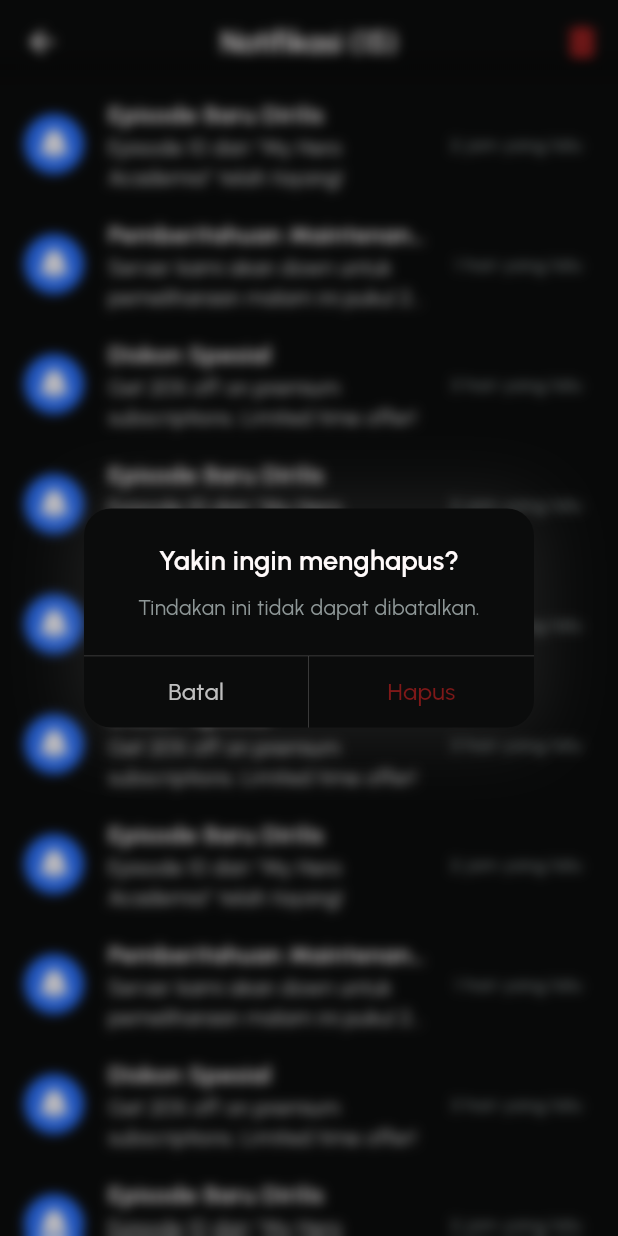
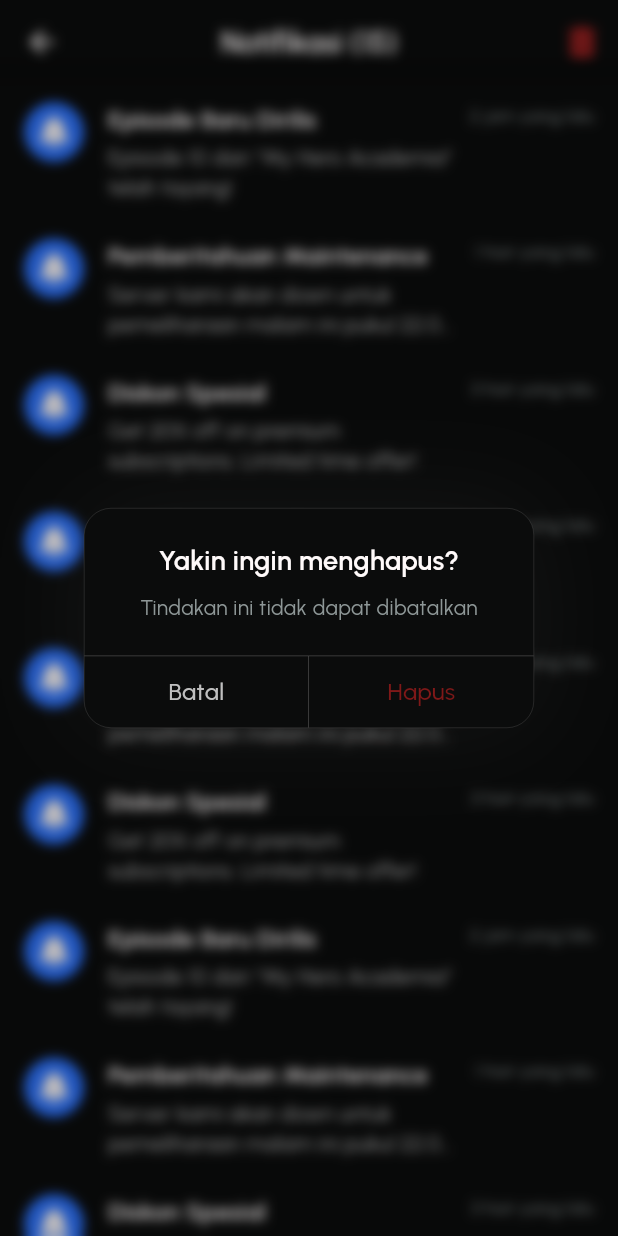
Before and after one commit to kudanilll/kunime, a Flutter app: the NotificationScreen screen opened by its route, after a tap on an icon or button, on a phone screen of 412 x 824 dp. Run offline on Flutter 3.47's test engine with Material 3 defaults, Android fonts, the phone set to English and light mode, and no system bars; our stand-ins replace cached_network_image, card_swiper, flutter_riverpod, flutter_svg, go_router, shared_preferences; accounts and stored records are empty; network calls fail.

Commit message:
style: improve UI styling and polish across multiple screens
- Add subtle border and adjust shadow to dialog cards for better visual hierarchy
- Adjust padding in recommendation list to account for bottom system insets
- Enhance app bar gradient stops, font weight, and add tooltip to notification button
- Update search screen empty state text and styling
- Refine notification screen UI with improved empty state, dialog messages, and list item layout
- Add tooltips and adjust dismissible background color for better UX

Signed-off-by: Achmad Daniel Syahputra <achmad24daniel@gmail.com>

```diff
--- a/lib/core/overlays/dialog_overlay.dart
+++ b/lib/core/overlays/dialog_overlay.dart
@@ -67,11 +67,15 @@ class _DialogCard extends StatelessWidget {
         decoration: BoxDecoration(
           color: AppColors.background,
           borderRadius: BorderRadius.circular(18),
+          border: Border.all(
+            color: AppColors.white.withValues(alpha: 0.25),
+            width: 0.3,
+          ),
           boxShadow: [
             BoxShadow(
-              color: AppColors.white.withValues(alpha: 0.10),
-              blurRadius: 40,
-              spreadRadius: 4,
+              color: AppColors.white.withValues(alpha: 0.05),
+              blurRadius: 60,
+              spreadRadius: 1,
             ),
           ],
         ),
--- a/lib/features/home/presentation/screens/search_screen.dart
+++ b/lib/features/home/presentation/screens/search_screen.dart
@@ -1,5 +1,6 @@
 import 'package:flutter/material.dart';
 import 'package:flutter_riverpod/flutter_riverpod.dart';
+import 'package:kunime/core/themes/app_colors.dart';
 import 'package:kunime/core/themes/app_tokens.dart';
 import 'package:kunime/core/widgets/card.dart';
 import 'package:kunime/core/widgets/svg_icon.dart';
@@ -83,7 +84,7 @@ class _SearchScreenState extends ConsumerState<SearchScreen> {
                 AppTokens.background.withValues(alpha: 0.9),
                 Colors.transparent,
               ],
-              stops: const [0.0, 0.6, 1.0],
+              stops: const [0.0, 0.7, 1.0],
             ),
           ),
         ),
@@ -157,8 +158,8 @@ class _SearchScreenState extends ConsumerState<SearchScreen> {
       if (state.history.isEmpty) {
         return const Center(
           child: Text(
-            'Cari Anime',
-            style: TextStyle(color: AppTokens.onSecondary, fontSize: 14),
+            'Riwayat Pencarian Kosong',
+            style: TextStyle(fontSize: 16, color: AppColors.neutral400),
           ),
         );
       }
--- a/lib/features/home/presentation/sections/ongoing/widgets/recomendation_anime_list.dart
+++ b/lib/features/home/presentation/sections/ongoing/widgets/recomendation_anime_list.dart
@@ -65,7 +65,9 @@ class RecommendationAnimeList extends StatelessWidget {
             return ListView.builder(
               itemCount: items.length,
               shrinkWrap: true,
-              padding: EdgeInsets.zero,
+              padding: EdgeInsets.only(
+                bottom: MediaQuery.of(context).padding.bottom,
+              ),
               physics: const NeverScrollableScrollPhysics(),
               itemBuilder: (context, index) {
                 final a = items[index];
--- a/lib/features/home/presentation/widgets/home_top_bar.dart
+++ b/lib/features/home/presentation/widgets/home_top_bar.dart
@@ -25,14 +25,14 @@ class HomeTopBar extends StatelessWidget implements PreferredSizeWidget {
               AppTokens.background.withValues(alpha: 0.9),
               Colors.transparent,
             ],
-            stops: const [0.0, 0.6, 1.0],
+            stops: const [0.0, 0.7, 1.0],
           ),
         ),
       ),
       elevation: 0,
       title: const Text(
         'Kunime',
-        style: TextStyle(fontSize: 20, fontWeight: FontWeight.w500),
+        style: TextStyle(fontSize: 20, fontWeight: FontWeight.w700),
       ),
       titleSpacing: 0,
       leading: SvgIcon.logo(24, AppColors.white).iconButton,
@@ -40,6 +40,7 @@ class HomeTopBar extends StatelessWidget implements PreferredSizeWidget {
         Padding(
           padding: const EdgeInsets.only(right: 16),
           child: IconButton(
+            tooltip: 'Notifikasi',
             icon: Badge.count(
               count: 3,
               backgroundColor: AppColors.blue500,
--- a/lib/features/notification/presentation/screens/notification_screen.dart
+++ b/lib/features/notification/presentation/screens/notification_screen.dart
@@ -1,5 +1,4 @@
 import 'package:flutter/material.dart';
-import 'package:flutter/services.dart';
 import 'package:kunime/core/overlays/dialog_overlay.dart';
 import 'package:kunime/core/themes/app_colors.dart';
 import 'package:kunime/core/themes/app_tokens.dart';
@@ -98,10 +97,13 @@ class _NotificationScreenState extends State<NotificationScreen> {
   ];
 
   void _clearAllNotifications() {
+    if (notifications.isEmpty) {
+      return;
+    }
     DialogOverlay.show(
       context,
       title: 'Yakin ingin menghapus?',
-      message: 'Tindakan ini tidak dapat dibatalkan.',
+      message: 'Tindakan ini tidak dapat dibatalkan',
       actions: [
         DialogAction(
           label: 'Batal',
@@ -117,8 +119,9 @@ class _NotificationScreenState extends State<NotificationScreen> {
               Toast.show(
                 context,
                 title: 'Notifikasi',
-                message: 'Semua notifikasi telah dihapus.',
+                message: 'Semua notifikasi telah dihapus',
                 type: ToastType.success,
+                showCloseButton: true,
               );
             });
           },
@@ -144,7 +147,7 @@ class _NotificationScreenState extends State<NotificationScreen> {
                 AppTokens.background.withValues(alpha: 0.9),
                 Colors.transparent,
               ],
-              stops: const [0.0, 0.6, 1.0],
+              stops: const [0.0, 0.7, 1.0],
             ),
           ),
         ),
@@ -162,6 +165,7 @@ class _NotificationScreenState extends State<NotificationScreen> {
         centerTitle: true,
         actions: [
           IconButton(
+            tooltip: 'Hapus Semua Notifikasi',
             icon: SvgIcon.trash(20, AppColors.errorBadge).widget,
             onPressed: _clearAllNotifications,
           ),
@@ -170,7 +174,7 @@ class _NotificationScreenState extends State<NotificationScreen> {
       body: notifications.isEmpty
           ? const Center(
               child: Text(
-                'Belum ada notifikasi.',
+                'Belum ada notifikasi',
                 style: TextStyle(fontSize: 16, color: AppColors.neutral400),
               ),
             )
@@ -186,7 +190,7 @@ class _NotificationScreenState extends State<NotificationScreen> {
                   key: Key(notification['title'] ?? ''),
                   direction: DismissDirection.endToStart,
                   background: Container(
-                    color: Colors.red,
+                    color: AppColors.red500,
                     alignment: Alignment.centerRight,
                     padding: const EdgeInsets.only(right: 20.0),
                     child: const Icon(Icons.delete, color: AppColors.white),
@@ -197,32 +201,60 @@ class _NotificationScreenState extends State<NotificationScreen> {
                       notifications.removeAt(index);
                     });
                   },
-                  child: ListTile(
-                    leading: CircleAvatar(
+                  child: InkWell(
+                    onTap: () {
+                      // TODO: handle notification tap
+                    },
+                    onLongPress: () {
+                      // HapticFeedback.lightImpact();
+                      // Nothing to do
+                    },
+                    child: Padding(
+                      padding: const EdgeInsets.symmetric(
+                        horizontal: 16,
+                        vertical: 12,
+                      ),
+                      child: Row(
+                        crossAxisAlignment: CrossAxisAlignment.start,
+                        children: [
+                          CircleAvatar(
                             backgroundColor: AppColors.blue600,
-                      child: SvgIcon.bellActive(22, AppColors.white).widget,
+                            child: SvgIcon.bellActive(
+                              22,
+                              AppColors.white,
+                            ).widget,
                           ),
-                    title: Text(
+                          const SizedBox(width: 16),
+                          Expanded(
+                            child: Column(
+                              crossAxisAlignment: CrossAxisAlignment.start,
+                              children: [
+                                Text(
                                   notification['title'] ?? '',
                                   style: const TextStyle(
                                     fontSize: 16,
-                        fontWeight: FontWeight.w600,
+                                    fontWeight: FontWeight.w700,
                                     color: AppColors.white,
                                   ),
                                   maxLines: 1,
                                   overflow: TextOverflow.ellipsis,
                                 ),
-                    subtitle: Text(
+                                const SizedBox(height: 4),
+                                Text(
                                   notification['subtitle'] ?? '',
                                   style: const TextStyle(
                                     fontSize: 14,
                                     fontWeight: FontWeight.w400,
-                        color: AppColors.neutral200,
+                                    color: AppColors.neutral300,
                                   ),
                                   maxLines: 2,
                                   overflow: TextOverflow.ellipsis,
                                 ),
-                    trailing: Text(
+                              ],
+                            ),
+                          ),
+                          const SizedBox(width: 8),
+                          Text(
                             notification['time'] ?? '',
                             style: const TextStyle(
                               color: AppColors.neutral400,
@@ -230,12 +262,9 @@ class _NotificationScreenState extends State<NotificationScreen> {
                             ),
                             textAlign: TextAlign.right,
                           ),
-                    onTap: () {
-                      // TODO: handle notification tap
-                    },
-                    onLongPress: () {
-                      HapticFeedback.lightImpact();
-                    },
+                        ],
+                      ),
+                    ),
                   ),
                 );
               },
```
Lines whose indentation alone changed are shown as unchanged.
